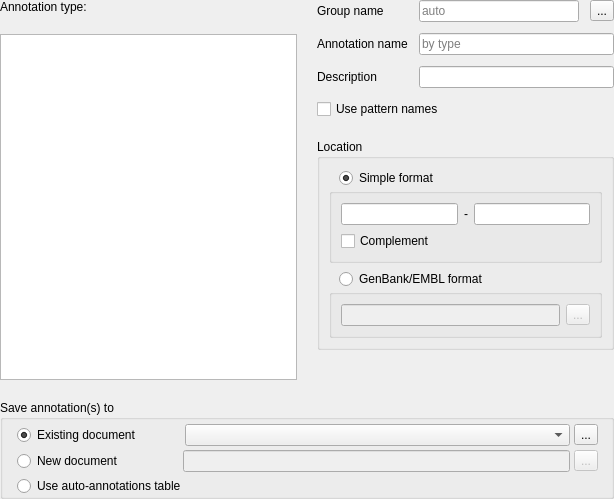
Qt form src/corelibs/U2Gui/src/util/CreateAnnotationFullWidget.ui (telomerticcontrol/ugene) before a commit.
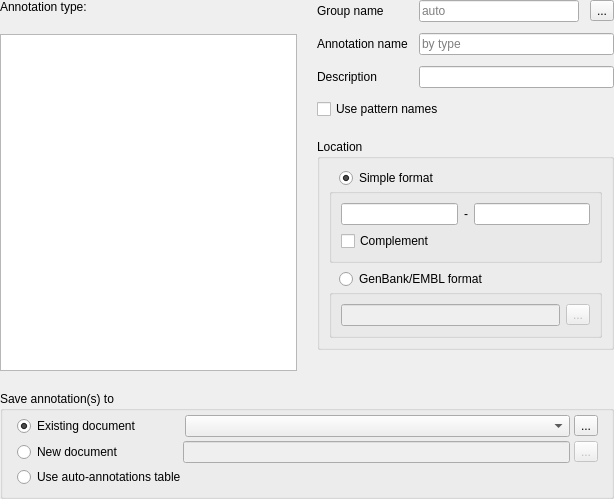
The same form after that commit. Icons and pictures are not drawn.

```diff
--- a/src/corelibs/U2Gui/src/util/CreateAnnotationFullWidget.ui
+++ b/src/corelibs/U2Gui/src/util/CreateAnnotationFullWidget.ui
@@ -369,7 +369,7 @@
        <number>4</number>
       </property>
       <property name="bottomMargin">
-       <number>0</number>
+       <number>9</number>
       </property>
       <item>
        <widget class="QWidget" name="saveAnnotationsInnerWidget" native="true">
```
